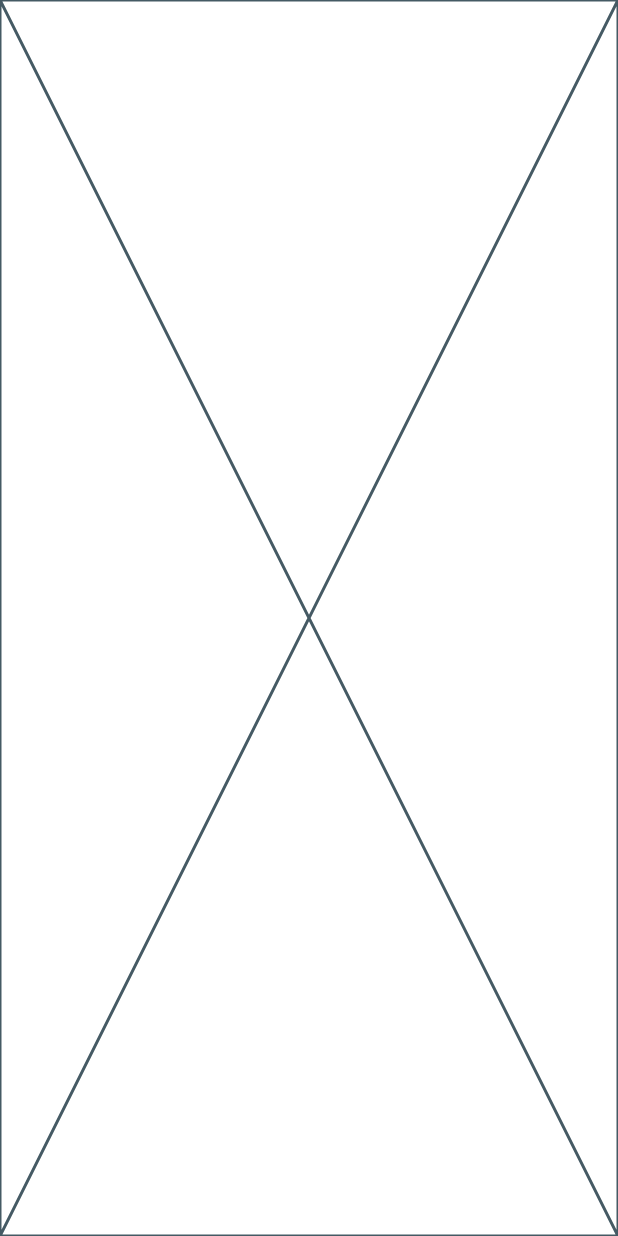
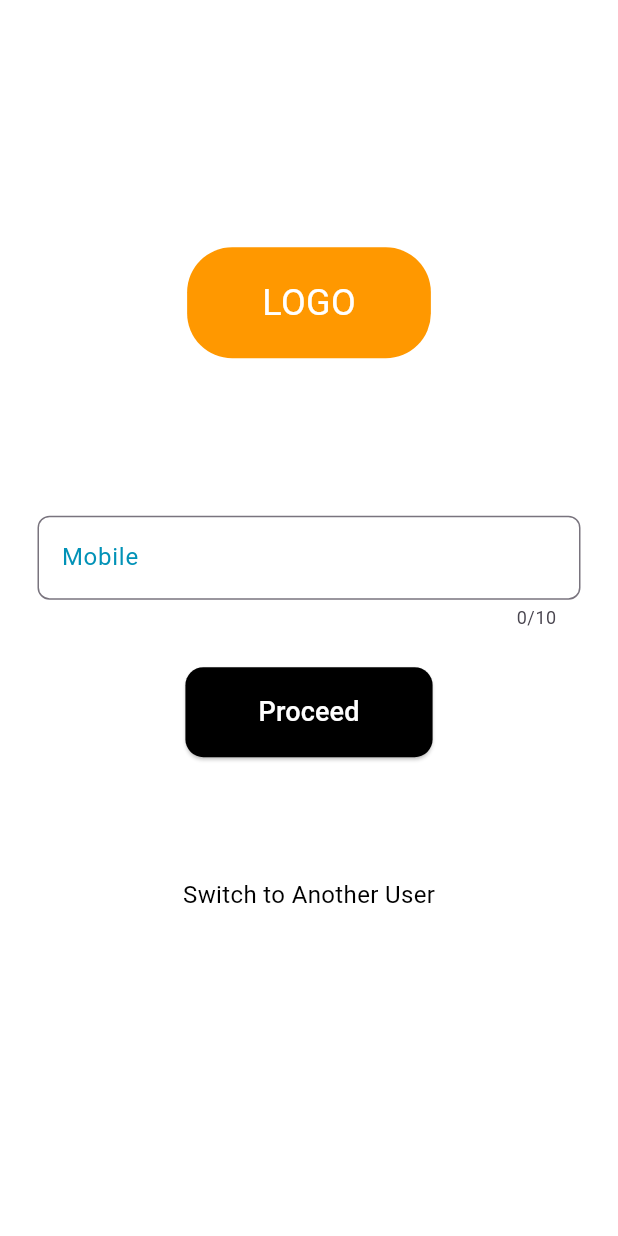
Before and after one commit to Aspire0071400/petukji_stock_utility, a Flutter app: the screen it shows after launch, on a phone screen of 412 x 824 dp. Run offline on Flutter 3.47's test engine with Material 3 defaults, Android fonts, the light colour scheme and no system bars; our stand-ins replace firebase_auth, firebase_core, fluttertoast; accounts and stored records are empty.

Commit message:
phone authentication completed

```diff
--- a/lib/main.dart
+++ b/lib/main.dart
@@ -1,7 +1,14 @@
+import 'package:firebase_core/firebase_core.dart';
 import 'package:flutter/material.dart';
-import 'package:petukji_stock_utility/screens/trade_lab_setup.dart';
+import 'package:petukji_stock_utility/firebase_options.dart';
+import 'package:petukji_stock_utility/screens/auth/login_page.dart';
 
-void main() {
+
+
+void main() async {
+  WidgetsFlutterBinding.ensureInitialized();
+  // Initialize Firebase SDK
+  await Firebase.initializeApp(options: DefaultFirebaseOptions.currentPlatform);
   runApp(const MyApp());
 }
 
@@ -12,27 +19,8 @@ class MyApp extends StatelessWidget {
   @override
   Widget build(BuildContext context) {
     return MaterialApp(
-      title: 'Flutter Demo',
-      theme: ThemeData(
-        // This is the theme of your application.
-        //
-        // TRY THIS: Try running your application with "flutter run". You'll see
-        // the application has a purple toolbar. Then, without quitting the app,
-        // try changing the seedColor in the colorScheme below to Colors.green
-        // and then invoke "hot reload" (save your changes or press the "hot
-        // reload" button in a Flutter-supported IDE, or press "r" if you used
-        // the command line to start the app).
-        //
-        // Notice that the counter didn't reset back to zero; the application
-        // state is not lost during the reload. To reset the state, use hot
-        // restart instead.
-        //
-        // This works for code too, not just values: Most code changes can be
-        // tested with just a hot reload.
-        colorScheme: ColorScheme.fromSeed(seedColor: Colors.deepPurple),
-        useMaterial3: true,
-      ),
-      home: TradeLabSetup(),
+      debugShowCheckedModeBanner: false,
+      home: LoginPage(),
     );
   }
 }
--- a/lib/screens/auth/login_page.dart
+++ b/lib/screens/auth/login_page.dart
@@ -0,0 +1,284 @@
+import 'dart:async';
+import 'package:flutter/material.dart';
+import 'package:fluttertoast/fluttertoast.dart';
+import 'package:petukji_stock_utility/screens/auth/disclaimer_page.dart';
+import 'package:petukji_stock_utility/services/auth.dart';
+import 'package:petukji_stock_utility/widgets/circular_loading_widget.dart';
+import 'package:petukji_stock_utility/widgets/custom_elevated_button.dart';
+import 'package:petukji_stock_utility/widgets/custom_text_field.dart';
+
+class LoginPage extends StatefulWidget {
+  const LoginPage({Key? key}) : super(key: key);
+
+  @override
+  State<LoginPage> createState() => _LoginPageState();
+}
+
+class _LoginPageState extends State<LoginPage> {
+
+  final AuthService _authService = AuthService();
+  bool isOtpSent = false;
+  bool isLoading = false;
+  bool? isPhoneReadOnly;
+  String? verificationId;
+  int remainingTime = 0;
+  Timer? timer;
+
+  // Creating an instance of CustomTextField
+  late CustomTextField otpTextFiled;
+  late CustomTextField phoneTextField;
+
+
+//dispose method
+  @override
+  void dispose() {
+    timer?.cancel();
+    super.dispose();
+  }
+
+
+//START TIMER MEHOD
+  void startTimer() {
+    remainingTime = 30;
+    timer = Timer.periodic(const Duration(seconds: 1), (timer) {
+      setState(() {
+        if (remainingTime > 0) {
+          remainingTime--;
+        } else {
+          timer.cancel();
+        }
+      });
+    });
+  }
+
+//RESET EVERTHING METHOD
+  void resetEverything() {
+    setState(() {
+      isOtpSent = false;
+      isPhoneReadOnly = false;
+      verificationId = null;
+      remainingTime = 0;
+      phoneTextField.clear();
+      otpTextFiled.clear();
+    });
+    timer?.cancel();
+  }
+
+
+//SEND OTP METHOD
+  Future<void> sendOTP() async {
+    final phoneNumber = '+91${phoneTextField.text}';
+    if (phoneTextField.text.length != 10) {
+      _showSnackBar('Please enter a valid 10-digit phone number', Colors.red);
+      return;
+    }
+
+    setState(() {
+      isLoading = true;
+      isPhoneReadOnly = true;
+    });
+
+    try {
+      await _authService.verifyPhoneNumber(
+        phoneNumber: phoneNumber,
+        onCodeSent: (String verId) {
+          setState(() {
+            isOtpSent = true;
+            verificationId = verId;
+            isLoading = false;
+          });
+          startTimer();
+          _showSnackBar('OTP sent successfully', Colors.green);
+        },
+        onVerificationCompleted: (String message) {
+          setState(() {
+            isLoading = false;
+          });
+          _showSnackBar(message, Colors.green);
+        },
+        onError: (String errorMessage) {
+          setState(() {
+            isLoading = false;
+            isPhoneReadOnly = false;
+          });
+          _showSnackBar(errorMessage, Colors.red);
+        },
+      );
+    } catch (e) {
+      setState(() {
+        isLoading = false;
+        isPhoneReadOnly = false;
+      });
+      _showSnackBar('An error occurred. Please try again.', Colors.red);
+    }
+  }
+
+  //VERIFY OTP METHOD
+  Future<void> verifyOTP() async {
+    if (verificationId != null) {
+      setState(() {
+        isLoading = true;
+      });
+
+      final isValid = await _authService.signInWithOTP(
+        verificationId!,
+        otpTextFiled.text,
+      );
+
+      setState(() {
+        isLoading = false;
+      });
+
+      if (isValid) {
+        Navigator.of(context).pushReplacement(
+          MaterialPageRoute(builder: (context) => const DisclaimerPage()),
+        );
+      } else {
+        _showSnackBar('Incorrect OTP', Colors.red);
+      }
+    }
+  }
+
+  //SNACKBAR METHOD
+  void _showSnackBar(String message, Color color) {
+    Fluttertoast.showToast(
+        msg: message,
+        toastLength: Toast.LENGTH_SHORT,
+        gravity: ToastGravity.SNACKBAR,
+        timeInSecForIosWeb: 1,
+        backgroundColor: color,
+        textColor: Colors.white,
+        fontSize: 16.0);
+  }
+
+//INITSTATE METHOD
+
+  @override
+  void initState() {
+    super.initState();
+
+    phoneTextField = CustomTextField(
+      keyName: "phone",
+      labletext: "Mobile",
+      hinttext: "Enter your phone number",
+      isNumberOnly: true,
+      maxlengthChar: 10,
+      readOnly: isPhoneReadOnly ?? false,
+    );
+
+    otpTextFiled = CustomTextField(
+      keyName: "otp",
+      labletext: "OTP",
+      hinttext: "Enter OTP",
+      isNumberOnly: true,
+      maxlengthChar: 6,
+      onChanged: (value) {
+        if (value.length == 6) {
+          verifyOTP();
+        }
+      },
+    );
+  }
+
+  //BUILD METHOD
+  @override
+  Widget build(BuildContext context) {
+
+
+    return Scaffold(
+      resizeToAvoidBottomInset: false,
+      backgroundColor: Colors.white,
+      body: Stack(
+        children: [
+          SingleChildScrollView(
+            padding: EdgeInsets.only(
+              top: MediaQuery.of(context).size.height * 0.2,
+              bottom: 10,
+              right: 20,
+              left: 20,
+            ),
+            child: Column(
+              mainAxisAlignment: MainAxisAlignment.spaceBetween,
+              children: [
+                Column(
+                  children: [
+                    //LOGO
+                    Container(
+                      padding: const EdgeInsets.symmetric(
+                          horizontal: 50, vertical: 20),
+                      decoration: BoxDecoration(
+                        borderRadius: BorderRadius.circular(30),
+                        color: Colors.orange,
+                      ),
+                      child: const Text(
+                        "LOGO",
+                        style: TextStyle(fontSize: 24, color: Colors.white),
+                      ),
+                    ),
+                    const SizedBox(height: 100),
+
+
+                    //PHONE TEXTFIELD
+                    phoneTextField,
+
+                    //OTP TEXTFIELD
+                    if (isOtpSent)
+                      Padding(
+                        padding: const EdgeInsets.only(top: 16.0),
+                        child: otpTextFiled,
+                      ),
+                    const SizedBox(height: 20),
+
+                    //PROCEED || RESEND OTP BUTTON
+                    CustomElevatedButton(
+                        widthFactor: 0.4,
+                        height: 60,
+                        fontSize: 18,
+                        buttonText: isOtpSent ? 'Resend OTP' : 'Proceed',
+                        onPressed: () {
+                          isLoading || (isOtpSent && remainingTime > 0)
+                              ? null
+                              : sendOTP();
+                        }),
+                    const SizedBox(height: 40),
+
+                    //TIMER
+                    if (isOtpSent && remainingTime > 0)
+                      Text(
+                        'Resend OTP in ${remainingTime.toString().padLeft(2, '0')}',
+                        style: const TextStyle(fontSize: 15),
+                      ),
+                    const SizedBox(height: 40),
+                  ],
+                ),
+
+                //SWITCH TO ANOTHER USER
+                GestureDetector(
+                  onTap: resetEverything,
+                  child: const Padding(
+                    padding: EdgeInsets.only(bottom: 20.0),
+                    child: Text(
+                      "Switch to Another User",
+                      style: TextStyle(color: Colors.black, fontSize: 16),
+                    ),
+                  ),
+                ),
+              ],
+            ),
+          ),
+
+          //CIRCULAR LOADING INDICATOR
+          if (isLoading)
+            Container(
+              color: Colors.black.withOpacity(0.5),
+              child: const Center(
+                child: CircularLoadingIndicator(
+                  color: Colors.white,
+                ),
+              ),
+            ),
+        ],
+      ),
+    );
+  }
+}
--- /dev/null
+++ b/lib/widgets/custom_elevated_button.dart
@@ -0,0 +1,48 @@
+import 'package:flutter/material.dart';
+
+class CustomElevatedButton extends StatelessWidget {
+  final String buttonText;
+  final VoidCallback onPressed;
+  final double widthFactor;
+  final double height;
+  final Color backgroundColor;
+  final Color textColor;
+  final double borderRadius;
+  final double borderWidth;
+  final double? fontSize;
+
+  const CustomElevatedButton({
+    Key? key,
+    required this.buttonText,
+    required this.onPressed,
+    this.widthFactor = 0.2,
+    this.height = 45,
+    this.backgroundColor = Colors.black,
+    this.textColor = Colors.white,
+    this.borderRadius = 12,
+    this.borderWidth = 5,
+    this.fontSize,
+  }) : super(key: key);
+
+  @override
+  Widget build(BuildContext context) {
+    return ElevatedButton(
+      onPressed: onPressed,
+      style: ButtonStyle(
+        minimumSize: MaterialStateProperty.all(
+          Size(MediaQuery.of(context).size.width * widthFactor, height),
+        ),
+        backgroundColor: MaterialStateProperty.all(backgroundColor),
+        shape: MaterialStateProperty.all(
+          RoundedRectangleBorder(
+            borderRadius: BorderRadius.circular(borderRadius),
+          ),
+        ),
+      ),
+      child: Text(
+        buttonText,
+        style: TextStyle(color: textColor, fontSize: fontSize),
+      ),
+    );
+  }
+}
--- a/pubspec.yaml
+++ b/pubspec.yaml
@@ -35,6 +35,9 @@ dependencies:
   # The following adds the Cupertino Icons font to your application.
   # Use with the CupertinoIcons class for iOS style icons.
   cupertino_icons: ^1.0.8
+  firebase_core: ^3.6.0
+  firebase_auth: ^5.3.1
+  fluttertoast: ^8.2.8
 
 dev_dependencies:
   flutter_test:
```
Also changed, not shown: lib/screens/auth/disclaimer_page.dart (+101 -0 lines), lib/services/auth.dart (added, +56 -0 lines), lib/widgets/circular_loading_widget.dart (added, +27 -0 lines), firebase.json (added), lib/firebase_options.dart (added), pubspec.lock, 4 other files.
